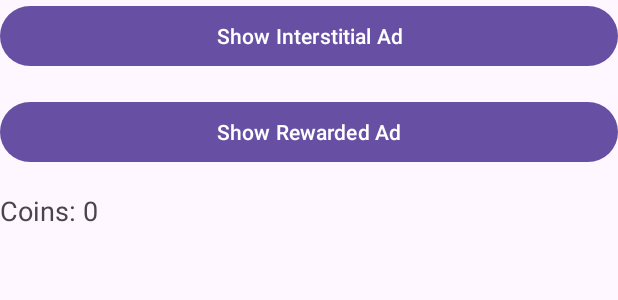
After one commit to keyur4578/MyApiMainApp, an Android app: the layout activity_google_ad_mob_example.xml on its own in the app's theme, with its tools: preview values and no code run, on a phone screen of 412 x 824 dp. The commit adds this screen. Shown: the top 300 px of the screen. Run offline under Robolectric (Android 15) with nearby library versions, the phone set to English and light mode, and no system bars; network calls fail.

Commit message:
23-07-2025

```diff
--- a/app/build.gradle.kts
+++ b/app/build.gradle.kts
@@ -46,4 +46,5 @@ dependencies {
     implementation("com.github.bumptech.glide:glide:4.16.0")
     implementation("androidx.recyclerview:recyclerview:1.3.2")
     annotationProcessor("com.github.bumptech.glide:compiler:4.16.0")
+    implementation("com.google.android.gms:play-services-ads:22.6.0")
 }
--- a/app/src/main/java/com/karon/myapimainapp/MainActivity.java
+++ b/app/src/main/java/com/karon/myapimainapp/MainActivity.java
@@ -19,6 +19,7 @@ import androidx.drawerlayout.widget.DrawerLayout;
 
 import com.google.android.material.navigation.NavigationView;
 import com.karon.myapimainapp.views.AdvanceLoginActivity;
+import com.karon.myapimainapp.views.GoogleAdMobExample;
 import com.karon.myapimainapp.views.MyProfileActivity;
 import com.karon.myapimainapp.views.QuoteActivity;
 import com.karon.myapimainapp.views.RegisterActivity;
@@ -113,6 +114,10 @@ public class MainActivity extends AppCompatActivity {
                 Intent intent = new Intent(MainActivity.this, MyProfileActivity.class);
                 startActivity(intent);
             }
+            if (item.getItemId() == R.id.nav_ads) {
+                Intent intent = new Intent(MainActivity.this, GoogleAdMobExample.class);
+                startActivity(intent);
+            }
             drawerLayout.closeDrawer(GravityCompat.START);
             return true;
         });
--- /dev/null
+++ b/app/src/main/res/layout/activity_google_ad_mob_example.xml
@@ -0,0 +1,50 @@
+<?xml version="1.0" encoding="utf-8"?>
+<RelativeLayout xmlns:android="http://schemas.android.com/apk/res/android"
+    xmlns:app="http://schemas.android.com/apk/res-auto"
+    xmlns:ads="http://schemas.android.com/apk/res-auto"
+    xmlns:tools="http://schemas.android.com/tools"
+    android:id="@+id/main"
+    android:layout_width="match_parent"
+    android:layout_height="match_parent"
+    tools:context=".views.GoogleAdMobExample">
+
+<!--    <com.google.android.gms.ads.AdView-->
+<!--        android:id="@+id/adViewTop"-->
+<!--        android:layout_width="match_parent"-->
+<!--        android:layout_height="wrap_content"-->
+<!--        ads:adSize="BANNER"-->
+<!--        ads:adUnitId="ca-app-pub-3940256099942544/6300978111"-->
+<!--        android:layout_alignParentTop="true"/>-->
+
+    <Button
+        android:id="@+id/btnInterstitial"
+        android:layout_width="match_parent"
+        android:layout_below="@+id/adViewTop"
+        android:layout_height="wrap_content"
+        android:text="Show Interstitial Ad" />
+
+    <Button
+        android:id="@+id/btnRewarded"
+        android:layout_width="match_parent"
+        android:layout_height="wrap_content"
+        android:text="Show Rewarded Ad"
+        android:layout_below="@id/btnInterstitial"
+        android:layout_marginTop="16dp"/>
+
+    <TextView
+        android:id="@+id/txtCoins"
+        android:layout_width="wrap_content"
+        android:layout_height="wrap_content"
+        android:text="Coins: 0"
+        android:textSize="18sp"
+        android:layout_below="@id/btnRewarded"
+        android:layout_marginTop="16dp"/>
+
+    <com.google.android.gms.ads.AdView
+        android:id="@+id/adView"
+        android:layout_width="match_parent"
+        android:layout_height="wrap_content"
+        ads:adSize="BANNER"
+        ads:adUnitId="ca-app-pub-3940256099942544/6300978111"
+        android:layout_alignParentBottom="true"/>
+</RelativeLayout>
--- a/app/src/main/res/menu/drawer_menu.xml
+++ b/app/src/main/res/menu/drawer_menu.xml
@@ -30,4 +30,7 @@
     <item android:id="@+id/nav_myprofile"
         android:title="My Profile"
         android:icon="@drawable/ic_menu"/>
+    <item android:id="@+id/nav_ads"
+        android:title="Ads"
+        android:icon="@drawable/ic_menu"/>
    </menu>
--- a/build.gradle.kts
+++ b/build.gradle.kts
@@ -1,4 +1,9 @@
 // Top-level build file where you can add configuration options common to all sub-projects/modules.
+buildscript {
+    dependencies {
+        classpath("com.google.gms:google-services:4.4.1")
+    }
+}
 plugins {
     alias(libs.plugins.android.application) apply false
 }
--- a/settings.gradle.kts
+++ b/settings.gradle.kts
@@ -9,6 +9,7 @@ pluginManagement {
         }
         mavenCentral()
         gradlePluginPortal()
+        google()
     }
 }
 dependencyResolutionManagement {
```
Also changed, not shown: app/src/main/AndroidManifest.xml (+13 -8 lines), app/src/main/java/com/karon/myapimainapp/views/GoogleAdMobExample.java (added, +47 -0 lines).
